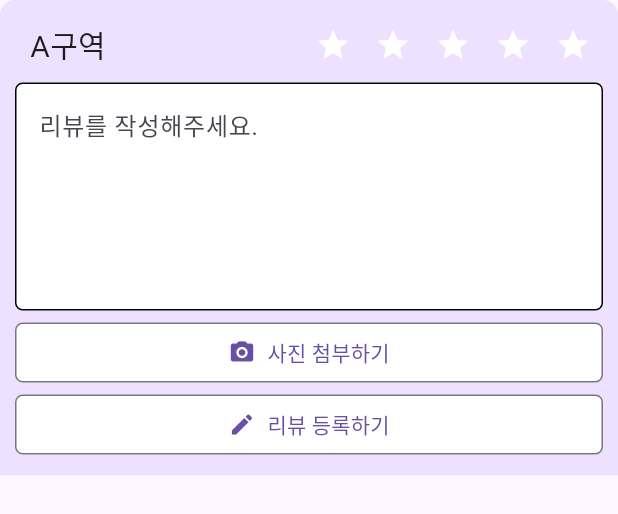
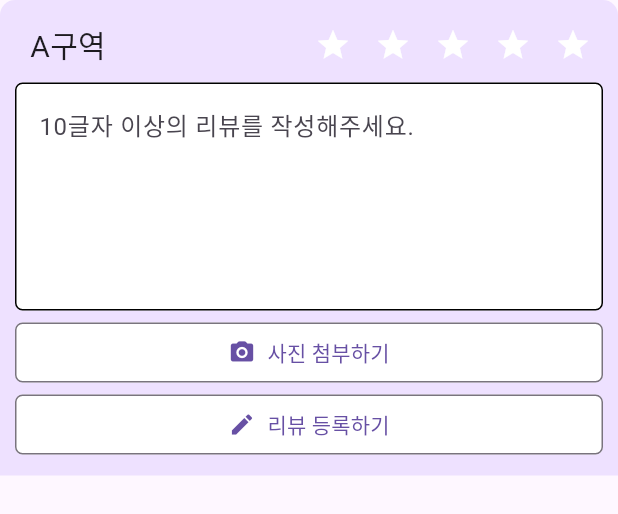
Before and after one commit to 2024-capstone-team119/FE-page, a Flutter app: the SeatWrite widget shown alone on an empty page, opened directly, on a phone screen of 412 x 824 dp. Shown: the top 514 px of the screen. Run offline on Flutter 3.47's test engine with Material 3 defaults, Android fonts, the phone set to English and light mode, and no system bars; our stand-ins replace card_swiper, fluttertoast, get, image_picker, table_calendar; missing offline and left inert: flutter_validator; network calls fail; Roboto replaces fonts that are missing (Pretendard).

Commit message:
feat: 리뷰 등록하기

```diff
--- a/allcon/lib/Pages/seat/seat_review.dart
+++ b/allcon/lib/Pages/seat/seat_review.dart
@@ -29,7 +29,7 @@ final reviewList = [
           '29구역 7열 오른쪽에 위치한 자리입니다. 예상보다 시야 좋았고, 브루노는 엄청나게 잘 보이지는 않지만 형체는 볼 수 있는 정도(?) 전광판으로도 충분했어요~~',
       good: 0,
       bad: 0,
-      createTime: 'Mar 02, 2024'),
+      createTime: '2024-2-25'),
   Review(
       id: 1,
       name: 'antisdun',
@@ -37,7 +37,7 @@ final reviewList = [
       text: 'A구역 12열 왼쪽에 위치한 자리입니다. 좌석이 약간 좁은 편이지만 무대 전체를 잘 볼 수 있어서 만족스럽습니다.',
       good: 0,
       bad: 0,
-      createTime: 'Feb 29, 2024'),
+      createTime: '2024-2-29'),
   Review(
       id: 2,
       name: 'capstone',
@@ -45,5 +45,5 @@ final reviewList = [
       text: 'C구역 5열 중간에 위치한 자리입니다. 가격 대비 시야가 좋고, 음향도 좋아서 공연을 더욱 즐길 수 있었습니다.',
       good: 0,
       bad: 0,
-      createTime: 'Feb 25, 2024'),
+      createTime: '2024-3-2'),
 ];
--- a/allcon/lib/Pages/seat/seat_write.dart
+++ b/allcon/lib/Pages/seat/seat_write.dart
@@ -1,4 +1,6 @@
 import 'package:flutter/material.dart';
+import 'package:allcon/Pages/Seat/seat_review.dart';
+import 'package:fluttertoast/fluttertoast.dart';
 
 class SeatWrite extends StatefulWidget {
   const SeatWrite({super.key});
@@ -9,14 +11,41 @@ class SeatWrite extends StatefulWidget {
 
 class _SeatWriteState extends State<SeatWrite> {
   int selectedStar = 0;
+  int reviewId = 0;
+  late String currentTime;
+  final TextEditingController _textController = TextEditingController();
+
+  void _submitReview(Review newReview) {
+    setState(() {
+      reviewList.add(newReview);
+    });
+    reviewId++;
+  }
+
+  @override
+  // 현재 날짜 가져오기
+  void initState() {
+    super.initState();
+    currentTime = _getCurrentDate();
+  }
+
+  String _getCurrentDate() {
+    DateTime now = DateTime.now();
+    return "${now.year}-${now.month}-${now.day}";
+  }
 
   @override
   Widget build(BuildContext context) {
+    bool isButtonEnabled =
+        selectedStar > 0 && _textController.text.length >= 10;
+
     return Container(
       decoration: const BoxDecoration(
         color: Color.fromARGB(255, 238, 225, 255),
         borderRadius: BorderRadius.only(
-            topLeft: Radius.circular(10.0), topRight: Radius.circular(10.0)),
+          topLeft: Radius.circular(10.0),
+          topRight: Radius.circular(10.0),
+        ),
       ),
       child: Padding(
         padding: EdgeInsets.only(
@@ -61,10 +90,11 @@ class _SeatWriteState extends State<SeatWrite> {
                       ],
                     ),
                   ),
-                  const TextField(
+                  TextField(
+                    controller: _textController,
                     maxLines: 5,
-                    decoration: InputDecoration(
-                      hintText: '리뷰를 작성해주세요.',
+                    decoration: const InputDecoration(
+                      hintText: '10글자 이상의 리뷰를 작성해주세요.',
                       labelStyle: TextStyle(color: Colors.black),
                       filled: true,
                       fillColor: Colors.white,
@@ -80,17 +110,38 @@ class _SeatWriteState extends State<SeatWrite> {
                         borderRadius: BorderRadius.all(Radius.circular(5.0)),
                       ),
                     ),
+                    onChanged: (_) {
+                      setState(() {}); // 텍스트 입력 시 상태 갱신
+                    },
                   ),
                   const SizedBox(
                     height: 4.0,
                   ),
-                  buildOutlinedButton(
+                  uploadButton(
                     onPressed: () {},
                     icon: Icons.camera_alt_rounded,
                     label: '사진 첨부하기',
                   ),
-                  buildOutlinedButton(
-                    onPressed: () {},
+                  uploadButton(
+                    onPressed: isButtonEnabled
+                        ? () {
+                            _submitReview(
+                              Review(
+                                id: reviewId,
+                                name: 'noname$reviewId',
+                                star: selectedStar,
+                                text: _textController.text,
+                                createTime: currentTime,
+                                good: 0,
+                                bad: 0,
+                              ),
+                            );
+                            Navigator.of(context).pop();
+                          }
+                        : () {
+                            FocusScope.of(context).unfocus(); // 키보드 숨기기
+                            uploadToast();
+                          }, // 버튼 비활성화
                     icon: Icons.edit,
                     label: '리뷰 등록하기',
                   ),
@@ -103,7 +154,7 @@ class _SeatWriteState extends State<SeatWrite> {
     );
   }
 
-  Widget buildOutlinedButton({
+  Widget uploadButton({
     required VoidCallback onPressed,
     required IconData icon,
     required String label,
@@ -127,3 +178,15 @@ class _SeatWriteState extends State<SeatWrite> {
     );
   }
 }
+
+void uploadToast() {
+  Fluttertoast.showToast(
+    msg: '별점을 남겨주세요',
+    toastLength: Toast.LENGTH_SHORT,
+    gravity: ToastGravity.BOTTOM,
+    timeInSecForIosWeb: 1,
+    backgroundColor: Colors.black,
+    textColor: Colors.red,
+    fontSize: 15.0,
+  );
+}
--- a/allcon/lib/main.dart
+++ b/allcon/lib/main.dart
@@ -16,7 +16,7 @@ class MyApp extends StatelessWidget {
   Widget build(BuildContext context) {
     return GetMaterialApp(
       debugShowCheckedModeBanner: false,
-      home: SplashScreen(),
+      home: const SplashScreen(),
       theme: ThemeData(fontFamily: 'Pretendard'),
       themeMode: ThemeMode.system,
     );
--- a/allcon/pubspec.yaml
+++ b/allcon/pubspec.yaml
@@ -35,6 +35,7 @@ dependencies:
   table_calendar: ^3.1.0
   shared_preferences: ^2.0.7
   get: ^4.6.6
+  fluttertoast: ^8.0.8
 
   # The following adds the Cupertino Icons font to your application.
   # Use with the CupertinoIcons class for iOS style icons.
```
Also changed, not shown: allcon/lib/Pages/seat/seat_main.dart (+6 -2 lines), allcon/pubspec.lock.
